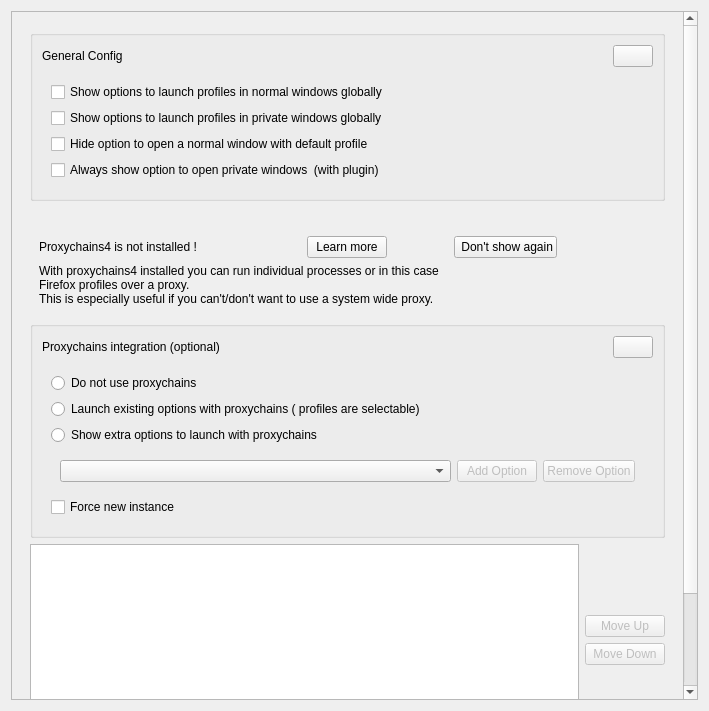
First picture: the form in src/config/firefoxprofilerunner_config.ui, repository alex1701c/krunner-firefox, before the edit.
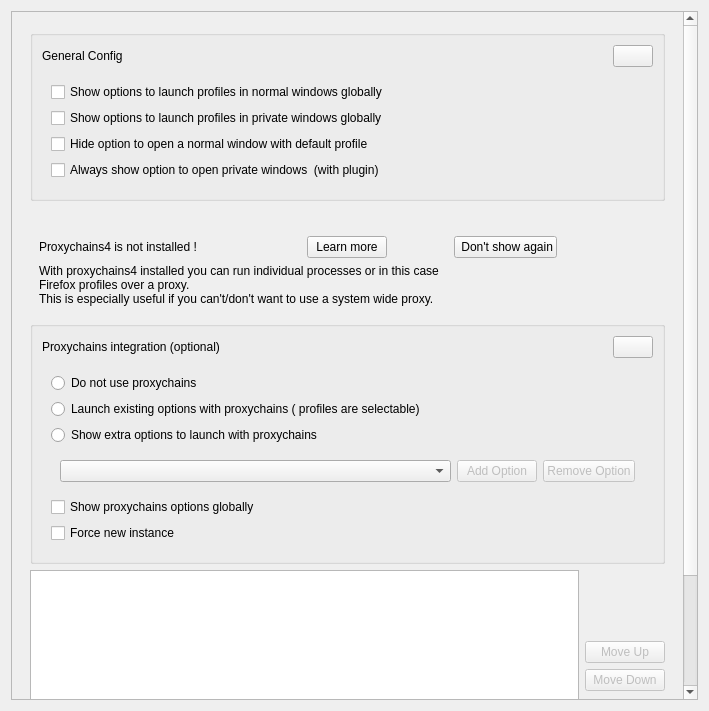
Second picture: the form after the edit.

Commit message: Registering of extra proxychains entries works

What changed in the file:
```diff
--- a/src/config/firefoxprofilerunner_config.ui
+++ b/src/config/firefoxprofilerunner_config.ui
@@ -53,7 +53,7 @@
         <x>0</x>
         <y>0</y>
         <width>673</width>
-        <height>862</height>
+        <height>890</height>
        </rect>
       </property>
       <property name="maximumSize">
@@ -341,6 +341,13 @@
                       </item>
                      </layout>
                     </item>
+                    <item>
+                     <widget class="QCheckBox" name="showProxychainsOptionsGloballyCheckBox">
+                      <property name="text">
+                       <string>Show proxychains options globally</string>
+                      </property>
+                     </widget>
+                    </item>
                     <item>
                      <widget class="QCheckBox" name="forceNewInstanceCheckBox">
                       <property name="toolTip">
```
The commit also changes 4 other files.
